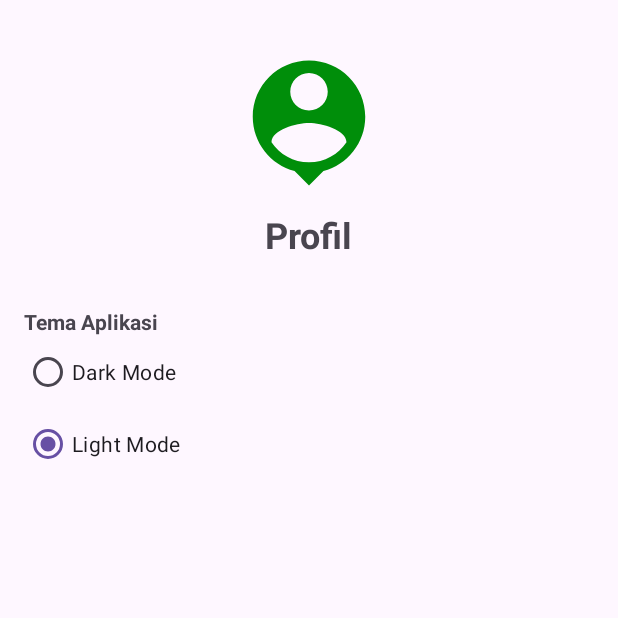
After one commit to GG-3-0-Mobile-Engineering/ME14-Disastify-GG3MEGP0585-NanangArifudin, an Android app: the ProfileActivity screen opened directly, with no data from a screen before it, on a phone screen of 412 x 824 dp, the top half of it. The commit adds this screen. Run offline under Robolectric (Android 15) with nearby library versions, the phone set to English and light mode, and no system bars.

Commit message:
implement dark mode switcher

```diff
--- a/app/src/main/AndroidManifest.xml
+++ b/app/src/main/AndroidManifest.xml
@@ -15,7 +15,9 @@
         android:supportsRtl="true"
         android:theme="@style/Theme.Disastify"
         tools:targetApi="31">
-
+        <activity
+            android:name=".presentation.profile.ProfileActivity"
+            android:exported="false" />
         <!--
              TODO: Before you run your application, you need a Google Maps API key.
 
--- a/app/src/main/java/com/arfdn/disastify/MainActivity.kt
+++ b/app/src/main/java/com/arfdn/disastify/MainActivity.kt
@@ -27,15 +27,13 @@ class MainActivity : AppCompatActivity() {
 
 
 
-            disasterListViewModel.getDisasterReports()
+//            disasterListViewModel.getDisasterReports()
             disasterListViewModel.disasterList.observe(this@MainActivity, Observer { disasters ->
                 // Data retrieval is successful, log the data here
                 Log.d("DisasterData", "Disaster Data Retrieved: $disasters")
                 // Do further processing or display the data on the UI as needed
             })
         }
-        val bottomSheetFragment = ListDisasterBottomSheetDialogFragment()
-        bottomSheetFragment.show(supportFragmentManager, bottomSheetFragment.tag)
 
     }
 
--- a/app/src/main/java/com/arfdn/disastify/data/repository/DisasterRepositoryImpl.kt
+++ b/app/src/main/java/com/arfdn/disastify/data/repository/DisasterRepositoryImpl.kt
@@ -7,8 +7,8 @@ import com.arfdn.disastify.domain.repository.DisasterRepository
 
 class DisasterRepositoryImpl(private val remoteDataSource: DisasterDataSource) :
     DisasterRepository {
-    override suspend fun getDisasterReports(): Disaster {
+    override suspend fun getDisasterReports(timeperiod: String?,admin: String?,disaster: String?): Disaster {
         // You may perform any additional data mapping or transformations here
-        return Disaster(remoteDataSource.getDisasterReports().result)
+        return Disaster(remoteDataSource.getDisasterReports(timeperiod,admin, disaster).result)
     }
 }
--- a/app/src/main/java/com/arfdn/disastify/data/source/DisasterDataSource.kt
+++ b/app/src/main/java/com/arfdn/disastify/data/source/DisasterDataSource.kt
@@ -3,5 +3,5 @@ package com.arfdn.disastify.data.source
 import com.arfdn.disastify.data.model.DisasterResponse
 
 interface DisasterDataSource {
-    suspend fun getDisasterReports(): DisasterResponse
+    suspend fun getDisasterReports(timeperiod: String?,admin: String?,disaster: String?): DisasterResponse
 }
--- a/app/src/main/java/com/arfdn/disastify/data/source/DisasterRemoteDataSource.kt
+++ b/app/src/main/java/com/arfdn/disastify/data/source/DisasterRemoteDataSource.kt
@@ -3,7 +3,7 @@ package com.arfdn.disastify.data.source
 import com.arfdn.disastify.data.model.DisasterResponse
 
 class DisasterRemoteDataSource(private val apiService: ApiService) : DisasterDataSource {
-    override suspend fun getDisasterReports(): DisasterResponse {
-        return apiService.getDisasterReports()
+    override suspend fun getDisasterReports(timeperiod: String?,admin: String?,disaster: String?): DisasterResponse {
+        return apiService.getDisasterReports(timeperiod,admin,disaster)
     }
 }
--- a/app/src/main/java/com/arfdn/disastify/domain/repository/DisasterRepository.kt
+++ b/app/src/main/java/com/arfdn/disastify/domain/repository/DisasterRepository.kt
@@ -3,5 +3,5 @@ package com.arfdn.disastify.domain.repository
 import com.arfdn.disastify.domain.model.Disaster
 
 interface DisasterRepository {
-    suspend fun getDisasterReports(): Disaster
+    suspend fun getDisasterReports(timeperiod: String?,admin: String?,disaster: String?): Disaster
 }
--- a/app/src/main/java/com/arfdn/disastify/domain/usecase/DisasterUseCase.kt
+++ b/app/src/main/java/com/arfdn/disastify/domain/usecase/DisasterUseCase.kt
@@ -4,7 +4,7 @@ import com.arfdn.disastify.domain.model.Disaster
 import com.arfdn.disastify.domain.repository.DisasterRepository
 
 class DisasterUseCase(private val disasterRepository: DisasterRepository) {
-    suspend fun getDisasterReports(): Disaster {
-        return disasterRepository.getDisasterReports()
+    suspend fun getDisasterReports(timeperiod: String?,admin: String?,disaster: String?): Disaster {
+        return disasterRepository.getDisasterReports(timeperiod,admin, disaster)
     }
 }
--- /dev/null
+++ b/app/src/main/java/com/arfdn/disastify/presentation/profile/ProfileActivity.kt
@@ -0,0 +1,47 @@
+package com.arfdn.disastify.presentation.profile
+
+import androidx.appcompat.app.AppCompatActivity
+import android.os.Bundle
+import androidx.appcompat.app.AppCompatDelegate
+import com.arfdn.disastify.R
+import com.arfdn.disastify.databinding.ActivityProfileBinding
+import com.arfdn.disastify.utils.bindActivity
+import com.arfdn.disastify.utils.getThemePreference
+import com.arfdn.disastify.utils.setThemePreference
+
+class ProfileActivity : AppCompatActivity() {
+    private val binding by bindActivity(ActivityProfileBinding::inflate)
+    override fun onCreate(savedInstanceState: Bundle?) {
+        super.onCreate(savedInstanceState)
+        setContentView(binding.root)
+        val theme = getThemePreference(this@ProfileActivity)
+        binding.optLight.apply {
+            isChecked = theme=="light"
+            setOnCheckedChangeListener { _, isChecked ->
+                if (isChecked) toggleTheme("dark")
+            }
+        }
+        binding.optDark.apply {
+            isChecked = theme=="dark"
+            setOnCheckedChangeListener { _, isChecked ->
+                if (isChecked) toggleTheme("light")
+            }
+        }
+
+    }
+
+    fun toggleTheme(theme: String) {
+        when (theme) {
+            "light" -> {
+                setThemePreference(this@ProfileActivity,"dark")
+                AppCompatDelegate.setDefaultNightMode(AppCompatDelegate.MODE_NIGHT_YES)
+
+            }
+            "dark" -> {
+                setThemePreference(this@ProfileActivity,"light")
+                AppCompatDelegate.setDefaultNightMode(AppCompatDelegate.MODE_NIGHT_NO)
+
+            }
+        }
+    }
+}
--- a/app/src/main/java/com/arfdn/disastify/presentation/report/DisasterAdapter.kt
+++ b/app/src/main/java/com/arfdn/disastify/presentation/report/DisasterAdapter.kt
@@ -5,7 +5,7 @@ import android.view.ViewGroup
 import androidx.recyclerview.widget.RecyclerView
 import com.arfdn.disastify.data.model.DisasterDummy
 import com.arfdn.disastify.databinding.ItemDisasterBinding
-import com.arfdn.disastify.presentation.loadImage
+import com.arfdn.disastify.utils.loadImage
 
 typealias OnClickDisaster = (DisasterDummy) -> Unit
 class DisasterAdapter(private val listDisaster: List<DisasterDummy>, private val onClickDisaster: OnClickDisaster) :
--- a/app/src/main/java/com/arfdn/disastify/presentation/report/DisasterListViewModel.kt
+++ b/app/src/main/java/com/arfdn/disastify/presentation/report/DisasterListViewModel.kt
@@ -13,10 +13,10 @@ class DisasterListViewModel(private val useCase: DisasterUseCase) : ViewModel()
     private val _disasterList = MutableLiveData<Disaster>()
     val disasterList: LiveData<Disaster> get() = _disasterList
 
-    fun getDisasterReports() {
+    fun getDisasterReports(timeperiod: String?,admin: String?,disaster: String?) {
         viewModelScope.launch {
             try {
-                val disasters = useCase.getDisasterReports()
+                val disasters = useCase.getDisasterReports(timeperiod,admin, disaster)
                 _disasterList.postValue(disasters)
                 Log.d("DisasterDataViewModel", "Disaster Data Retrieved: ${disasters.result?.type ?: "nodata"}")
             } catch (e: Exception) {
--- a/app/src/main/java/com/arfdn/disastify/presentation/ImageUtils.kt
+++ b/app/src/main/java/com/arfdn/disastify/utils/ImageUtils.kt
@@ -1,4 +1,4 @@
-package com.arfdn.disastify.presentation
+package com.arfdn.disastify.utils
 
 import android.content.Context
 import android.widget.ImageView
--- /dev/null
+++ b/app/src/main/java/com/arfdn/disastify/utils/ThemePref.kt
@@ -0,0 +1,16 @@
+package com.arfdn.disastify.utils
+
+import android.content.Context
+
+fun setThemePreference(context: Context, theme: String) {
+    val sharedPref = context.getSharedPreferences("ThemePref", Context.MODE_PRIVATE)
+    with (sharedPref.edit()) {
+        putString("theme", theme)
+        apply()
+    }
+}
+
+fun getThemePreference(context: Context): String {
+    val sharedPref = context.getSharedPreferences("ThemePref", Context.MODE_PRIVATE)
+    return sharedPref.getString("theme", "light") ?: "light" // Default to "light" if no preference found
+}
--- /dev/null
+++ b/app/src/main/res/drawable/baseline_person_pin_24.xml
@@ -0,0 +1,5 @@
+<vector android:height="24dp" android:tint="#008E0A"
+    android:viewportHeight="24" android:viewportWidth="24"
+    android:width="24dp" xmlns:android="http://schemas.android.com/apk/res/android">
+    <path android:fillColor="@android:color/white" android:pathData="M12,2c-4.97,0 -9,4.03 -9,9 0,4.17 2.84,7.67 6.69,8.69L12,22l2.31,-2.31C18.16,18.67 21,15.17 21,11c0,-4.97 -4.03,-9 -9,-9zM12,4c1.66,0 3,1.34 3,3s-1.34,3 -3,3 -3,-1.34 -3,-3 1.34,-3 3,-3zM12,18.3c-2.5,0 -4.71,-1.28 -6,-3.22 0.03,-1.99 4,-3.08 6,-3.08 1.99,0 5.97,1.09 6,3.08 -1.29,1.94 -3.5,3.22 -6,3.22z"/>
+</vector>
--- /dev/null
+++ b/app/src/main/res/layout/activity_profile.xml
@@ -0,0 +1,46 @@
+<?xml version="1.0" encoding="utf-8"?>
+<LinearLayout xmlns:android="http://schemas.android.com/apk/res/android"
+    android:layout_width="match_parent"
+    android:layout_height="match_parent"
+    android:orientation="vertical"
+    android:padding="16dp"
+>
+    <ImageView
+        android:layout_width="100dp"
+        android:layout_height="100dp"
+        android:layout_marginTop="16dp"
+        android:layout_gravity="center_horizontal"
+        android:src="@drawable/baseline_person_pin_24"/>
+
+    <TextView
+        android:text="Profil"
+        android:layout_width="wrap_content"
+        android:textStyle="bold"
+        android:layout_gravity="center_horizontal"
+        android:textSize="24sp"
+        android:layout_marginTop="8dp"
+        android:layout_height="wrap_content"/>
+    <!-- Switch untuk mengaktifkan/demakatkan tema dark mode -->
+    <TextView
+        android:text="Tema Aplikasi"
+        android:layout_width="wrap_content"
+        android:textStyle="bold"
+        android:layout_marginTop="32dp"
+        android:layout_height="wrap_content"/>
+    <RadioGroup
+        android:layout_width="wrap_content"
+        android:orientation="vertical"
+        android:layout_height="wrap_content">
+        <RadioButton
+            android:id="@+id/opt_dark"
+            android:layout_width="wrap_content"
+            android:layout_height="wrap_content"
+            android:text="Dark Mode"/>
+        <RadioButton
+            android:id="@+id/opt_light"
+            android:layout_width="wrap_content"
+            android:layout_height="wrap_content"
+            android:text="Light Mode"/>
+    </RadioGroup>
+
+</LinearLayout>
```
Also changed, not shown: app/src/main/java/com/arfdn/disastify/data/source/ApiService.kt (+6 -1 lines), app/src/main/java/com/arfdn/disastify/presentation/report/MapReportsActivity.kt (+13 -7 lines), app/src/main/java/com/arfdn/disastify/utils/IntentUtils.kt (added, +31 -0 lines).
